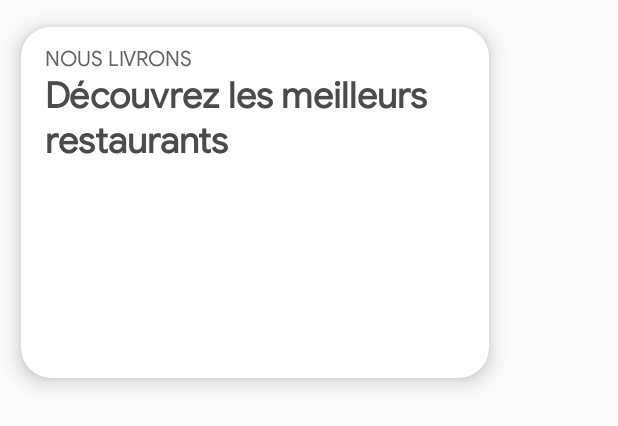
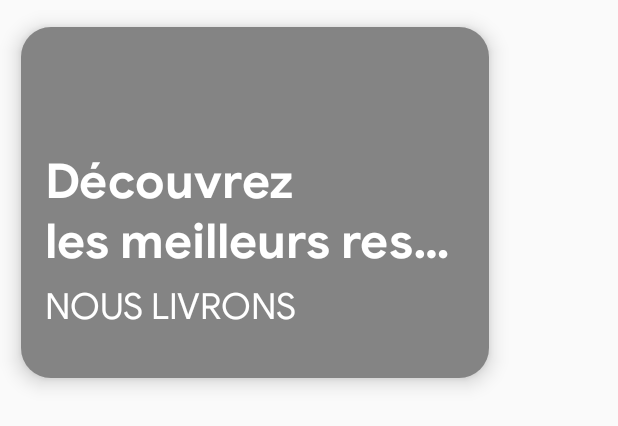
Before and after one commit to AcidLab/monresto_android_v2, an Android app: the layout item_homepage_dish.xml on its own in the app's theme, with its tools: preview values and no code run, on a phone screen of 412 x 824 dp. Shown: the top 426 px of the screen. Run offline under Robolectric (Android 15) with nearby library versions, the phone set to English and light mode, and no system bars; network calls fail.

Commit message:
Homepage UI changes

```diff
--- a/app/src/main/java/com/monresto/acidlabs/monresto/Model/HomepageDish.java
+++ b/app/src/main/java/com/monresto/acidlabs/monresto/Model/HomepageDish.java
@@ -4,7 +4,7 @@ public class HomepageDish extends HomepageEvent {
     private int dishID;
 
     public HomepageDish(int id, String label, String title, String image, int restoID, int dishID, String display_date, String created_at, String updated_at) {
-        super(id, label, title, image, restoID, display_date, created_at, updated_at);
+        super(id, label, title, image, restoID,null, display_date, created_at, updated_at);
         this.dishID = dishID;
     }
 
--- a/app/src/main/java/com/monresto/acidlabs/monresto/Service/Homepage/HomepageService.java
+++ b/app/src/main/java/com/monresto/acidlabs/monresto/Service/Homepage/HomepageService.java
@@ -52,7 +52,7 @@ public class HomepageService {
                         ArrayList<HomepageEvent> events = new ArrayList<>();
                         for (int i=0; i<eventsJSON.length(); i++) {
                             JSONObject event = eventsJSON.getJSONObject(i);
-                            events.add(new HomepageEvent(event.optInt("id"), event.optString("label"), event.optString("title"), event.getString("image"), event.optInt("restoID"), event.optString("display_date"),event.getString("created_at"), event.optString("updated_at")));
+                            events.add(new HomepageEvent(event.optInt("id"), event.optString("label"), event.optString("title"), event.getString("image"), event.optInt("restoID"), event.getString("restoIcon"), event.optString("display_date"),event.getString("created_at"), event.optString("updated_at")));
                         }
                         ((HomepageAsyncResponse)context).onHomepageEventsReceived(events);
                     } catch (JSONException e) {
--- a/app/src/main/java/com/monresto/acidlabs/monresto/UI/Homepage/HomepageDishesAdapter.java
+++ b/app/src/main/java/com/monresto/acidlabs/monresto/UI/Homepage/HomepageDishesAdapter.java
@@ -57,7 +57,7 @@ public class HomepageDishesAdapter extends RecyclerView.Adapter<HomepageDishesAd
     @Override
     public HomepageDishesAdapter.ViewHolder onCreateViewHolder(@NonNull ViewGroup viewGroup, int i) {
         View v;
-        v = LayoutInflater.from(context).inflate(R.layout.item_homepage, viewGroup, false);
+        v = LayoutInflater.from(context).inflate(R.layout.item_homepage_dish, viewGroup, false);
 
         return new HomepageDishesAdapter.ViewHolder(v);
     }
--- a/app/src/main/java/com/monresto/acidlabs/monresto/UI/Homepage/HomepageEventsAdapter.java
+++ b/app/src/main/java/com/monresto/acidlabs/monresto/UI/Homepage/HomepageEventsAdapter.java
@@ -42,6 +42,8 @@ public class HomepageEventsAdapter extends RecyclerView.Adapter<HomepageEventsAd
         TextView item_label;
         @BindView(R.id.item_bg)
         ImageView item_bg;
+        @BindView(R.id.restoBg)
+        ImageView restoBg;
         @BindView(R.id.itemContainer)
         ConstraintLayout itemContainer;
 
@@ -55,7 +57,7 @@ public class HomepageEventsAdapter extends RecyclerView.Adapter<HomepageEventsAd
     @Override
     public HomepageEventsAdapter.ViewHolder onCreateViewHolder(@NonNull ViewGroup viewGroup, int i) {
         View v;
-        v = LayoutInflater.from(context).inflate(R.layout.item_homepage, viewGroup, false);
+        v = LayoutInflater.from(context).inflate(R.layout.item_homepage_event, viewGroup, false);
 
         return new HomepageEventsAdapter.ViewHolder(v);
     }
@@ -69,6 +71,7 @@ public class HomepageEventsAdapter extends RecyclerView.Adapter<HomepageEventsAd
             viewHolder.item_title.setText(event.getTitle());
             viewHolder.item_label.setText(event.getLabel());
             Picasso.get().load(event.getImage()).into(viewHolder.item_bg);
+            Picasso.get().load(event.getRestoIcon()).into(viewHolder.restoBg);
             viewHolder.itemContainer.setOnClickListener(e -> {
                 //TODO open dish activity
                 /*Intent intent = new Intent(context, MainActivity.class);
--- /dev/null
+++ b/app/src/main/res/drawable/homepage_overlay_dish.xml
@@ -0,0 +1,10 @@
+<?xml version="1.0" encoding="utf-8"?>
+<shape xmlns:android="http://schemas.android.com/apk/res/android"
+    android:shape="rectangle">
+    <size android:height="1000dp" android:width="1000dp" />
+    <gradient
+        android:startColor="#7b000000"
+        android:centerColor="#7b000000"
+        android:endColor="#7b000000"
+        />
+</shape>
--- a/app/src/main/res/layout/item_homepage.xml
+++ b/app/src/main/res/layout/item_homepage_dish.xml
@@ -28,7 +28,7 @@
                 android:id="@+id/item_bg"
                 android:layout_width="match_parent"
                 android:layout_height="match_parent"
-                android:foreground="@drawable/homepage_overlay"
+                android:foreground="@drawable/homepage_overlay_dish"
                 android:foregroundGravity="top|center"
                 android:scaleType="centerCrop"
                 app:layout_constraintBottom_toBottomOf="parent"
@@ -40,34 +40,38 @@
                 android:id="@+id/item_title"
                 android:layout_width="0dp"
                 android:layout_height="wrap_content"
+                android:layout_marginBottom="8dp"
                 android:layout_marginEnd="16dp"
                 android:layout_marginStart="16dp"
                 android:ellipsize="end"
+                android:fontFamily="@font/googlesans_bold"
                 android:maxLines="2"
                 android:text="Découvrez les meilleurs restaurants"
-                android:textColor="@color/dish_title"
-                android:textSize="24sp"
+                android:textColor="@color/colorPrimary"
+                android:textSize="32sp"
                 android:textStyle="bold"
                 android:transitionName="storeName"
+                app:layout_constraintBottom_toTopOf="@+id/item_label"
                 app:layout_constraintEnd_toEndOf="parent"
                 app:layout_constraintHorizontal_bias="1.0"
-                app:layout_constraintStart_toStartOf="@+id/cardViewLayout"
-                app:layout_constraintTop_toBottomOf="@+id/item_label" />
+                app:layout_constraintStart_toStartOf="@+id/cardViewLayout" />
 
             <TextView
                 android:id="@+id/item_label"
                 android:layout_width="0dp"
                 android:layout_height="wrap_content"
+                android:layout_marginBottom="32dp"
                 android:layout_marginEnd="16dp"
                 android:layout_marginStart="16dp"
-                android:layout_marginTop="12dp"
+                android:ellipsize="end"
+                android:maxLines="1"
                 android:text="NOUS LIVRONS"
                 android:textAllCaps="true"
-                android:textColor="@color/browser_actions_title_color"
-                android:textSize="14sp"
+                android:textColor="@color/colorPrimary"
+                android:textSize="24sp"
+                app:layout_constraintBottom_toBottomOf="@+id/item_bg"
                 app:layout_constraintEnd_toEndOf="parent"
-                app:layout_constraintStart_toStartOf="parent"
-                app:layout_constraintTop_toTopOf="parent" />
+                app:layout_constraintStart_toStartOf="parent" />
 
         </android.support.constraint.ConstraintLayout>
 
--- a/app/src/main/res/values/colors.xml
+++ b/app/src/main/res/values/colors.xml
@@ -25,4 +25,5 @@
     <color name="new_teal">#33b998</color>
     <color name="card_hint_color">#fcf815</color>
     <color name="dish_title">#4b4b4b</color>
+    <color name="hp_overlay">#e0ffffff</color>
 </resources>
```
Also changed, not shown: app/src/main/java/com/monresto/acidlabs/monresto/Model/HomepageEvent.java (+11 -1 lines), app/src/main/res/layout/item_homepage_event.xml (added, +101 -0 lines).
